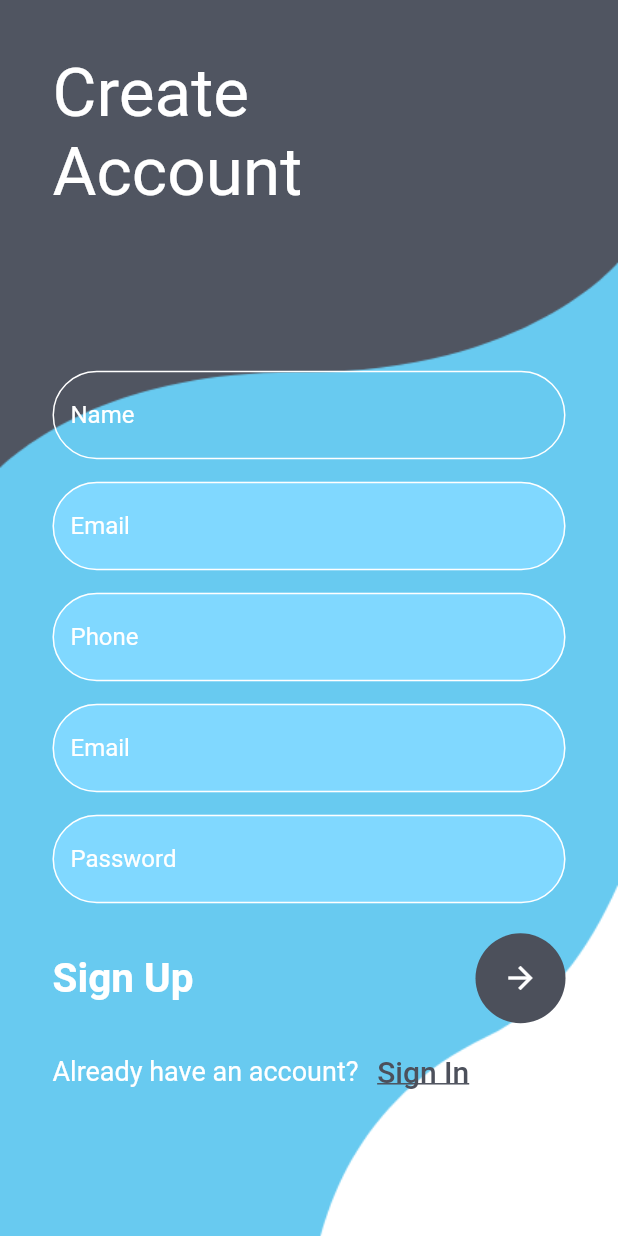
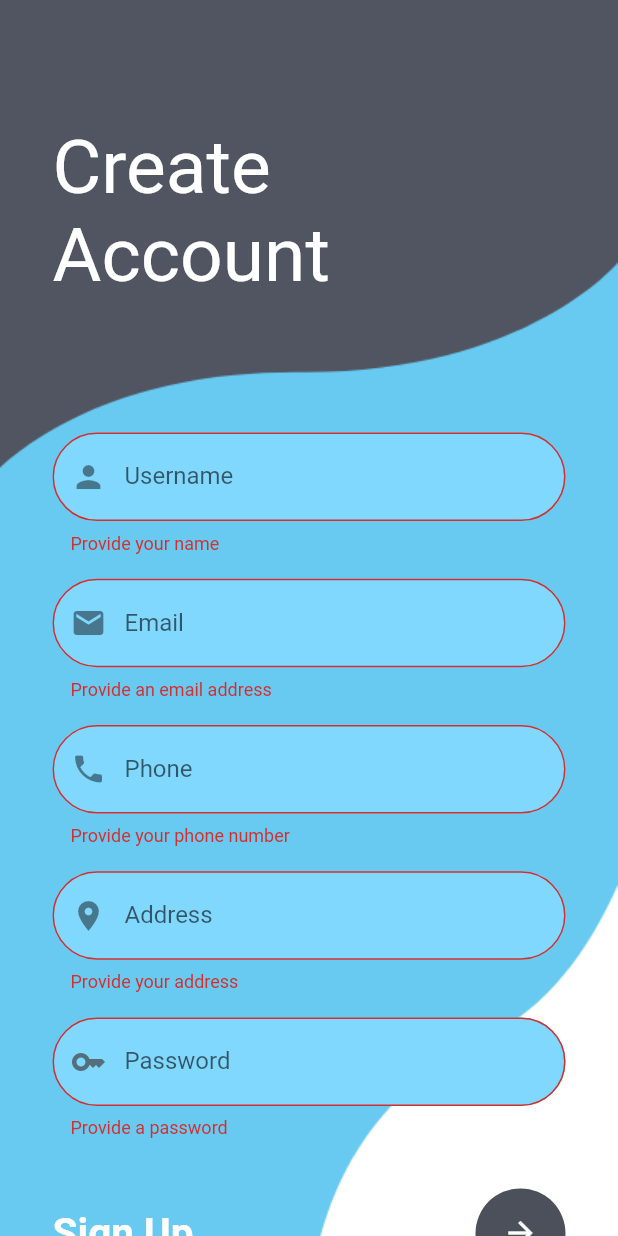
Before and after one commit to Anujit-Datta/service_provider, a Flutter app: the RegisterPage screen opened by its route, after a tap on the "arrow forward" icon, on a phone screen of 412 x 824 dp. Run offline on Flutter 3.47's test engine with Material 2 defaults, Android fonts, the phone set to English and light mode, and no system bars; our stand-ins replace cloud_firestore, firebase_auth, firebase_core, flutter_easyloading; accounts and stored records are empty.

Commit message:
login and registration db connected

```diff
--- a/lib/Pages/Register.dart
+++ b/lib/Pages/Register.dart
@@ -1,4 +1,9 @@
+import 'package:cloud_firestore/cloud_firestore.dart';
+import 'package:firebase_auth/firebase_auth.dart';
 import 'package:flutter/material.dart';
+import 'package:service_provider/routes.dart';
+import 'package:service_provider/userModel.dart';
+import 'package:service_provider/firebaseHelper.dart';
 
 class RegisterPage extends StatefulWidget {
   const RegisterPage({Key? key}) : super(key: key);
@@ -8,6 +13,14 @@
 }
 
 class _RegisterPageState extends State<RegisterPage> {
+  final _db= FirebaseFirestore.instance;
+  final _auth= FirebaseAuth.instance;
+  final _formKey = GlobalKey<FormState>();
+  final _nameController = TextEditingController();
+  final _emailController = TextEditingController();
+  final _phoneController = TextEditingController();
+  final _addressController = TextEditingController();
+  final _passwordController = TextEditingController();
   @override
   Widget build(BuildContext context) {
     return Container(
@@ -18,13 +31,14 @@
       child: Scaffold(
         backgroundColor: Colors.transparent,
         body: Form(
+          key: _formKey,
           child: Stack(
             children: [
               createAccountText(),
               SingleChildScrollView(
                 child: Container(
                   padding: EdgeInsets.only(
-                        top: MediaQuery.of(context).size.height * 0.30),
+                      top: MediaQuery.of(context).size.height * 0.35),
                   child: Column(
                     crossAxisAlignment: CrossAxisAlignment.start,
                     children: [
@@ -34,29 +48,25 @@
                           children: [
                             nameField(),
                             SizedBox(
-                                height: 15,
+                              height: MediaQuery.of(context).size.height * 0.02,
                             ),
                             emailField(),
                             SizedBox(
-                                height: 15,
+                              height: MediaQuery.of(context).size.height * 0.02,
                             ),
                             phoneField(),
                             SizedBox(
-                                height: 15,
+                              height: MediaQuery.of(context).size.height * 0.02,
                             ),
                             addressField(),
                             SizedBox(
-                                height: 15,
+                              height: MediaQuery.of(context).size.height * 0.02,
                             ),
                             passwordField(),
                             SizedBox(
-                                height: 20
-                                ,
+                              height: MediaQuery.of(context).size.height * 0.04,
                             ),
                             signupButton(),
-                              SizedBox(
-                                height: MediaQuery.of(context).size.height * 0.01,
-                              ),
                             signinAsk(context)
                           ],
                         ),
@@ -85,7 +95,7 @@
             Navigator.pushReplacementNamed(context, '/login');
           },
           child: Text(
-              'Sign In',
+            'Sign in',
             style: TextStyle(
                 decoration: TextDecoration.underline,
                 color: Color(0xff4c505b),
@@ -111,7 +121,20 @@
           backgroundColor: Color(0xff4c505b),
           child: IconButton(
               color: Colors.white,
-                onPressed: () {},
+              onPressed: () async{
+                if (_formKey.currentState!.validate()){
+                  final user= userModel(
+                      name: _nameController.text,
+                      email: _emailController.text,
+                      phone: _phoneController.text,
+                      address: _addressController.text,
+                      image: '',
+                  );
+                    await _auth.createUserWithEmailAndPassword(email: user.email, password: _passwordController.text);
+                    await _db.collection('Users').add(user.toMap()).whenComplete(() => Navigator.pushReplacementNamed(context, userHomePageRoute));
+
+                }
+              },
               icon: Icon(
                 Icons.arrow_forward,
               )),
@@ -124,9 +147,12 @@
     return TextFormField(
       style: TextStyle(color: Colors.white),
       obscureText: true,
+      controller: _passwordController,
       decoration: InputDecoration(
           filled: true,
           fillColor: Colors.lightBlueAccent.shade100,
+          prefixIcon: Icon(Icons.key,color: Colors.blueGrey.shade600,),
+          labelText: 'Password',
           enabledBorder: OutlineInputBorder(
             borderRadius: BorderRadius.circular(45),
             borderSide: BorderSide(
@@ -139,20 +165,28 @@
               color: Colors.black,
             ),
           ),
-            hintText: "Password",
-            hintStyle: TextStyle(color: Colors.white),
           border: OutlineInputBorder(
             borderRadius: BorderRadius.circular(45),
           )),
+      validator: (value) {
+        if(value == null || value.isEmpty) {
+          return 'Provide a password';
+        }
+        return null;
+      },
     );
   }
 
   TextFormField addressField() {
     return TextFormField(
       style: TextStyle(color: Colors.white),
+      controller: _addressController,
+      keyboardType: TextInputType.streetAddress,
       decoration: InputDecoration(
           filled: true,
           fillColor: Colors.lightBlueAccent.shade100,
+          prefixIcon: Icon(Icons.location_on),
+          labelText: 'Address',
           enabledBorder: OutlineInputBorder(
             borderRadius: BorderRadius.circular(45),
             borderSide: BorderSide(
@@ -165,20 +199,28 @@
               color: Colors.black,
             ),
           ),
-            hintText: "Email",
-            hintStyle: TextStyle(color: Colors.white),
           border: OutlineInputBorder(
             borderRadius: BorderRadius.circular(45),
           )),
+      validator: (value) {
+        if(value == null || value.isEmpty) {
+          return 'Provide your address';
+        }
+        return null;
+      },
     );
   }
 
   TextFormField phoneField() {
     return TextFormField(
       style: TextStyle(color: Colors.white),
+      controller: _phoneController,
+      keyboardType: TextInputType.phone,
       decoration: InputDecoration(
           filled: true,
           fillColor: Colors.lightBlueAccent.shade100,
+          prefixIcon: Icon(Icons.phone),
+          labelText: 'Phone',
           enabledBorder: OutlineInputBorder(
             borderRadius: BorderRadius.circular(45),
             borderSide: BorderSide(
@@ -191,20 +233,30 @@
               color: Colors.black,
             ),
           ),
-            hintText: "Phone",
-            hintStyle: TextStyle(color: Colors.white),
           border: OutlineInputBorder(
             borderRadius: BorderRadius.circular(45),
           )),
+      validator: (value) {
+        if(value == null || value.isEmpty) {
+          return 'Provide your phone number';
+        }else if(!RegExp(r"^(?:[+0][1-9])?[0-9]{9}$").hasMatch(value)){
+          return 'Invalid phone number';
+        }
+        return null;
+      },
     );
   }
 
   TextFormField emailField() {
     return TextFormField(
+      controller: _emailController,
+      keyboardType: TextInputType.emailAddress,
       style: TextStyle(color: Colors.white),
       decoration: InputDecoration(
           filled: true,
           fillColor: Colors.lightBlueAccent.shade100,
+          prefixIcon: Icon(Icons.email),
+          labelText: 'Email',
           enabledBorder: OutlineInputBorder(
             borderRadius: BorderRadius.circular(45),
             borderSide: BorderSide(
@@ -217,20 +269,30 @@
               color: Colors.black,
             ),
           ),
-            hintText: "Email",
-            hintStyle: TextStyle(color: Colors.white),
           border: OutlineInputBorder(
             borderRadius: BorderRadius.circular(45),
           )),
+      validator: (value) {
+        if(value == null || value.isEmpty) {
+          return 'Provide an email address';
+        }else if(!RegExp(r"^[a-zA-Z0-9.a-zA-Z0-9.!#$%&'*+-/=?^_`{|}~]+@[a-zA-Z0-9]+\.[a-zA-Z]+").hasMatch(value)){
+          return 'Invalid email address';
+        }
+        return null;
+      },
     );
   }
 
   TextFormField nameField() {
     return TextFormField(
       style: TextStyle(color: Colors.white),
+      controller: _nameController,
+      keyboardType: TextInputType.name,
       decoration: InputDecoration(
           filled: true,
-            fillColor: Colors.transparent,
+          fillColor: Colors.lightBlueAccent.shade100,
+          prefixIcon: Icon(Icons.person),
+          labelText: 'Username',
           enabledBorder: OutlineInputBorder(
             borderRadius: BorderRadius.circular(45),
             borderSide: BorderSide(
@@ -243,20 +305,25 @@
               color: Colors.blueGrey,
             ),
           ),
-            hintText: "Name",
-            hintStyle: TextStyle(color: Colors.white),
           border: OutlineInputBorder(
             borderRadius: BorderRadius.circular(45),
           )),
+      validator: (value) {
+        if(value == null || value.isEmpty) {
+          return 'Provide your name';
+        }
+        return null;
+      },
     );
   }
 
   Container createAccountText() {
     return Container(
-        padding: EdgeInsets.only(left: 35,top: 35),
+      padding: EdgeInsets.only(
+          left: 35, top: MediaQuery.of(context).size.height * 0.10),
       child: Text(
         'Create\nAccount',
-          style: TextStyle(color: Colors.white, fontSize: 45),
+        style: TextStyle(color: Colors.white, fontSize: 50),
       ),
     );
   }
--- a/lib/Model/userModel.dart
+++ b/lib/userModel.dart
@@ -5,7 +5,7 @@
   const userImage = 'image';
 
   class userModel{
-    int phone;
+    String phone;
     String name;
     String email;
     String address;
```
Also changed, not shown: lib/firebaseHelper.dart (+8 -0 lines). Lines whose indentation alone changed are shown as unchanged.
